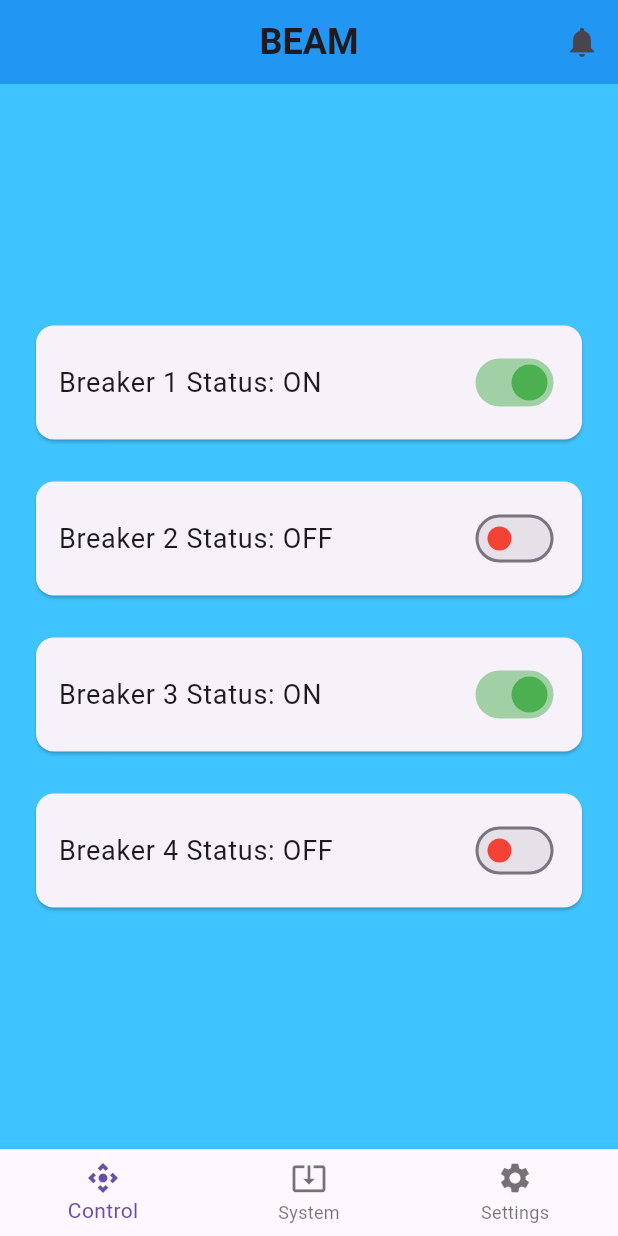
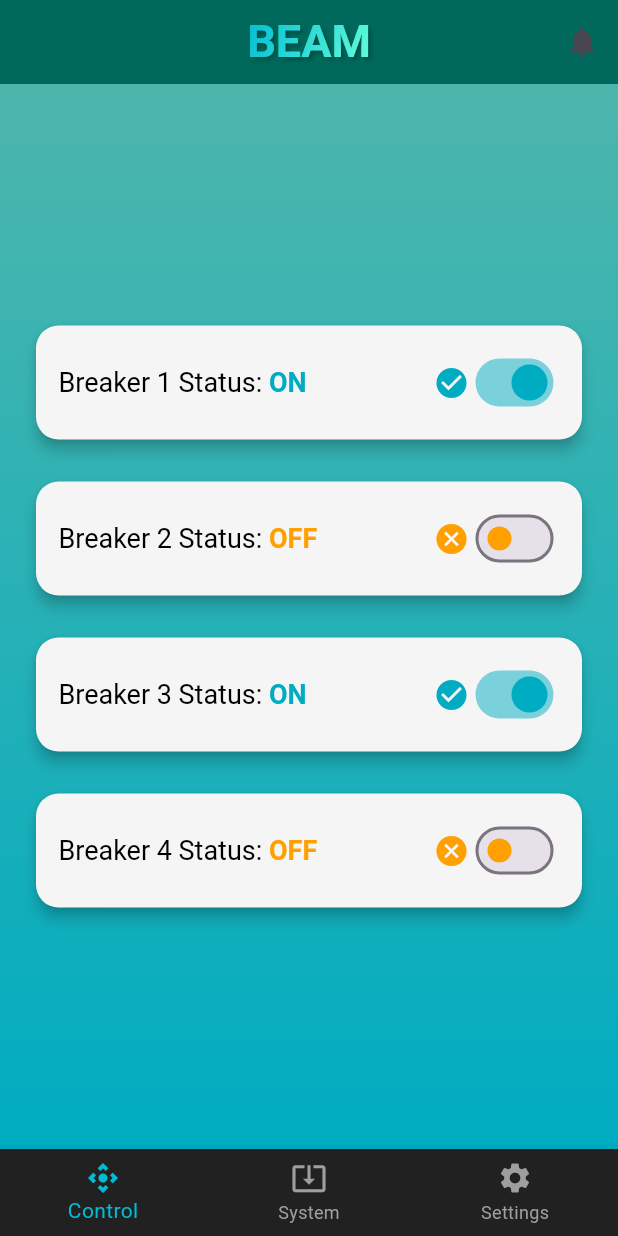
Before and after one commit to saxojeblin/BEAM, a Flutter app: the screen it shows after launch, on a phone screen of 412 x 824 dp. Run offline on Flutter 3.47's test engine with Material 3 defaults, Android fonts, the phone set to English and light mode, and no system bars.

Commit message:
Update control page styling + add animations

```diff
--- a/beam_app/lib/main.dart
+++ b/beam_app/lib/main.dart
@@ -9,6 +9,12 @@
   Widget build(BuildContext context) {
     return MaterialApp(
       debugShowCheckedModeBanner: false,
+      theme: ThemeData(
+        textTheme: TextTheme(
+          labelLarge: TextStyle(fontSize: 16, color: Colors.black),
+          labelMedium: TextStyle(fontSize: 14, color: Colors.grey[600]),
+        ),
+      ),
       home: ControlPanelPage(),
     );
   }
@@ -27,9 +33,30 @@
   Widget build(BuildContext context) {
     return Scaffold(
       appBar: AppBar(
-        title: const Text('BEAM', style: TextStyle(fontSize: 24, fontWeight: FontWeight.bold)),
+        backgroundColor: Colors.teal.shade800,
+        title: ShaderMask(
+          shaderCallback: (bounds) => LinearGradient(
+            colors: [Colors.cyan, Colors.tealAccent],
+            begin: Alignment.topLeft,
+            end: Alignment.bottomRight,
+          ).createShader(bounds),
+          child: const Text(
+            'BEAM',
+            style: TextStyle(
+              fontSize: 30,
+              fontWeight: FontWeight.bold,
+              color: Colors.white,
+              shadows: [
+                Shadow(
+                  offset: Offset(2, 2),
+                  blurRadius: 3,
+                  color: Colors.black26,
+                ),
+              ],
+            ),
+          ),
+        ),
         centerTitle: true,
-        backgroundColor: Colors.blue,
         actions: [
           IconButton(
             icon: const Icon(Icons.notifications),
@@ -42,13 +69,22 @@
         ],
       ),
       body: Container(
-        color: Colors.lightBlueAccent,
+        decoration: BoxDecoration(
+          gradient: LinearGradient(
+            colors: [Colors.teal.shade300, Colors.cyan.shade600],
+            begin: Alignment.topCenter,
+            end: Alignment.bottomCenter,
+          ),
+        ),
         child: Column(
           mainAxisAlignment: MainAxisAlignment.center,
           children: List.generate(4, (index) => _buildBreakerTile(index)),
         ),
       ),
       bottomNavigationBar: BottomNavigationBar(
+        backgroundColor: Colors.grey.shade900,
+        selectedItemColor: Colors.cyan,
+        unselectedItemColor: Colors.grey.shade500,
         items: const [
           BottomNavigationBarItem(icon: Icon(Icons.control_camera), label: 'Control'),
           BottomNavigationBarItem(icon: Icon(Icons.system_update_alt), label: 'System'),
@@ -66,22 +102,54 @@
     return Padding(
       padding: const EdgeInsets.symmetric(vertical: 10.0, horizontal: 20.0),
       child: Card(
+        shape: RoundedRectangleBorder(borderRadius: BorderRadius.circular(15)),
+        elevation: 4,
+        color: Colors.grey.shade100,
         child: ListTile(
           contentPadding: const EdgeInsets.symmetric(vertical: 10, horizontal: 15),
-          title: Text(
-            'Breaker ${index + 1} Status: ${breakerStatus[index] ? 'ON' : 'OFF'}',
-            style: const TextStyle(fontSize: 18),
+          title: RichText(
+            text: TextSpan(
+              children: [
+                TextSpan(
+                  text: 'Breaker ${index + 1} Status: ',
+                  style: TextStyle(fontSize: 18, color: Colors.black),
                 ),
-          trailing: Switch(
+                TextSpan(
+                  text: breakerStatus[index] ? 'ON' : 'OFF',
+                  style: TextStyle(
+                    fontSize: 18,
+                    fontWeight: FontWeight.bold,
+                    color: breakerStatus[index] ? Colors.cyan.shade600 : Colors.amber.shade700,
+                  ),
+                ),
+              ],
+            ),
+          ),
+          trailing: Row(
+            mainAxisSize: MainAxisSize.min,
+            children: [
+              Icon(
+                breakerStatus[index] ? Icons.check_circle : Icons.cancel,
+                color: breakerStatus[index] ? Colors.cyan.shade600 : Colors.amber.shade700,
+              ),
+              Switch(
                 value: breakerStatus[index],
                 onChanged: (value) {
                   setState(() {
                     breakerStatus[index] = value;
+                    ScaffoldMessenger.of(context).showSnackBar(
+                      SnackBar(
+                        content: Text('Breaker ${index + 1} turned ${value ? 'ON' : 'OFF'}'),
+                        duration: Duration(seconds: 1),
+                      ),
+                    );
                     // Add code here to send the signal to ESP32 over Wi-Fi
                   });
                 },
-            activeColor: Colors.green,
-            inactiveThumbColor: Colors.red,
+                activeColor: Colors.cyan.shade600,
+                inactiveThumbColor: Colors.amber.shade700,
+              ),
+            ],
           ),
         ),
       ),
```
Lines whose indentation alone changed are shown as unchanged.
